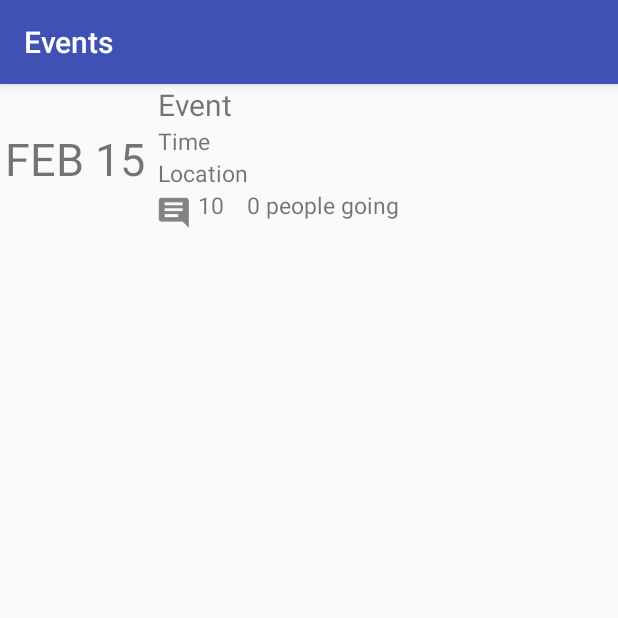
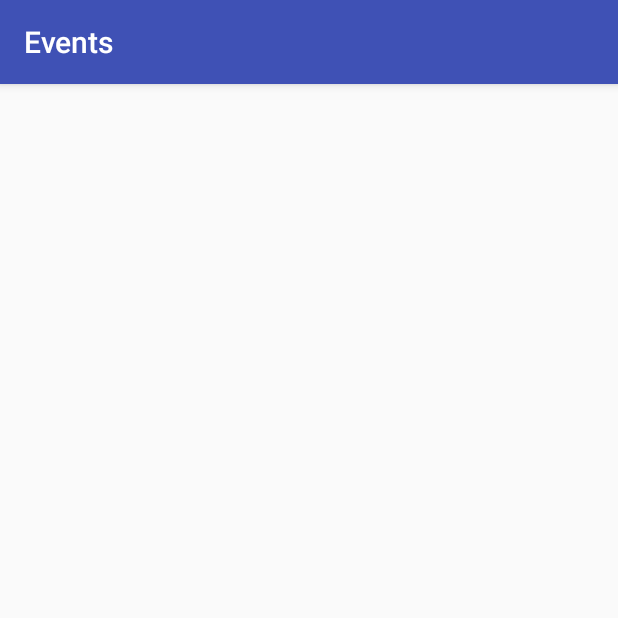
Before and after one commit to GrinnellAppDev/Events-Android, an Android app: the screen it shows after launch (MainActivity), on a phone screen of 412 x 824 dp, the top half of it. Run offline under Robolectric (Android 15) with nearby library versions, the phone set to English and light mode, and no system bars.

Commit message:
Fixed MainActivity layout

```diff
--- a/app/src/main/res/layout/activity_main.xml
+++ b/app/src/main/res/layout/activity_main.xml
@@ -1,82 +1,6 @@
 <?xml version="1.0" encoding="utf-8"?>
-<RelativeLayout
-    xmlns:android="http://schemas.android.com/apk/res/android"
+<android.support.v7.widget.RecyclerView xmlns:android="http://schemas.android.com/apk/res/android"
+    android:id="@+id/my_recycler_view"
+    android:scrollbars="vertical"
     android:layout_width="match_parent"
-    android:layout_height="wrap_content"
-    android:orientation="horizontal">
-
-    <ImageView
-        android:id="@+id/ivEventPic"
-        android:layout_width="100dp"
-        android:layout_height="100dp" />
-
-    <TextView
-        android:id="@+id/tvImageText"
-        android:layout_width="100dp"
-        android:layout_height="100dp"
-        android:layout_alignLeft="@id/ivEventPic"
-        android:layout_alignTop="@id/ivEventPic"
-        android:layout_alignRight="@id/ivEventPic"
-        android:layout_alignBottom="@id/ivEventPic"
-        android:layout_margin="1dp"
-        android:gravity="center"
-        android:textSize="30sp"
-        android:text="FEB 15"/>
-
-    <TextView
-        android:id="@+id/tvEventName"
-        android:layout_width="wrap_content"
-        android:layout_height="wrap_content"
-        android:layout_toRightOf="@id/ivEventPic"
-        android:layout_marginLeft="5dp"
-        android:textSize="20sp"
-        android:text="Event"/>
-
-    <TextView
-        android:id="@+id/tvEventTime"
-        android:layout_width="wrap_content"
-        android:layout_height="wrap_content"
-        android:layout_toRightOf="@id/ivEventPic"
-        android:layout_marginLeft="5dp"
-        android:layout_below="@id/tvEventName"
-        android:textSize="15sp"
-        android:text="Time"/>
-
-    <TextView
-        android:id="@+id/tvEventLocation"
-        android:layout_width="wrap_content"
-        android:layout_height="wrap_content"
-        android:layout_toRightOf="@id/ivEventPic"
-        android:layout_marginLeft="5dp"
-        android:layout_below="@id/tvEventTime"
-        android:textSize="15sp"
-        android:text="Location"/>
-
-    <ImageView
-        android:id="@+id/ivComments"
-        android:layout_width="wrap_content"
-        android:layout_height="wrap_content"
-        android:layout_toRightOf="@id/ivEventPic"
-        android:layout_below="@id/tvEventLocation"
-        android:src="@drawable/ic_comments"/>
-
-    <TextView
-        android:id="@+id/tvNumComments"
-        android:layout_width="wrap_content"
-        android:layout_height="wrap_content"
-        android:layout_below="@id/tvEventLocation"
-        android:layout_toRightOf="@id/ivComments"
-        android:textSize="15sp"
-        android:text="10"/>
-
-    <TextView
-        android:id="@+id/tvPeopleGoing"
-        android:layout_width="wrap_content"
-        android:layout_height="wrap_content"
-        android:layout_toRightOf="@id/tvNumComments"
-        android:layout_marginLeft="15dp"
-        android:layout_below="@id/tvEventLocation"
-        android:textSize="15sp"
-        android:text="0 people going"/>
-
-</RelativeLayout>
+    android:layout_height="match_parent"/>
```
